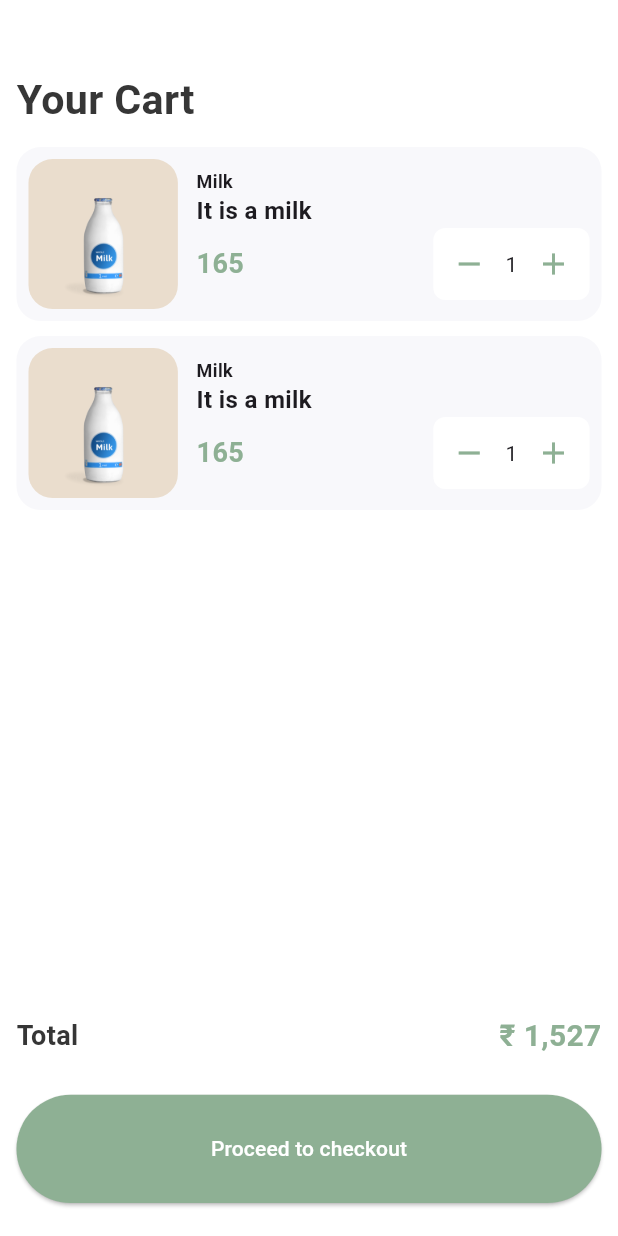
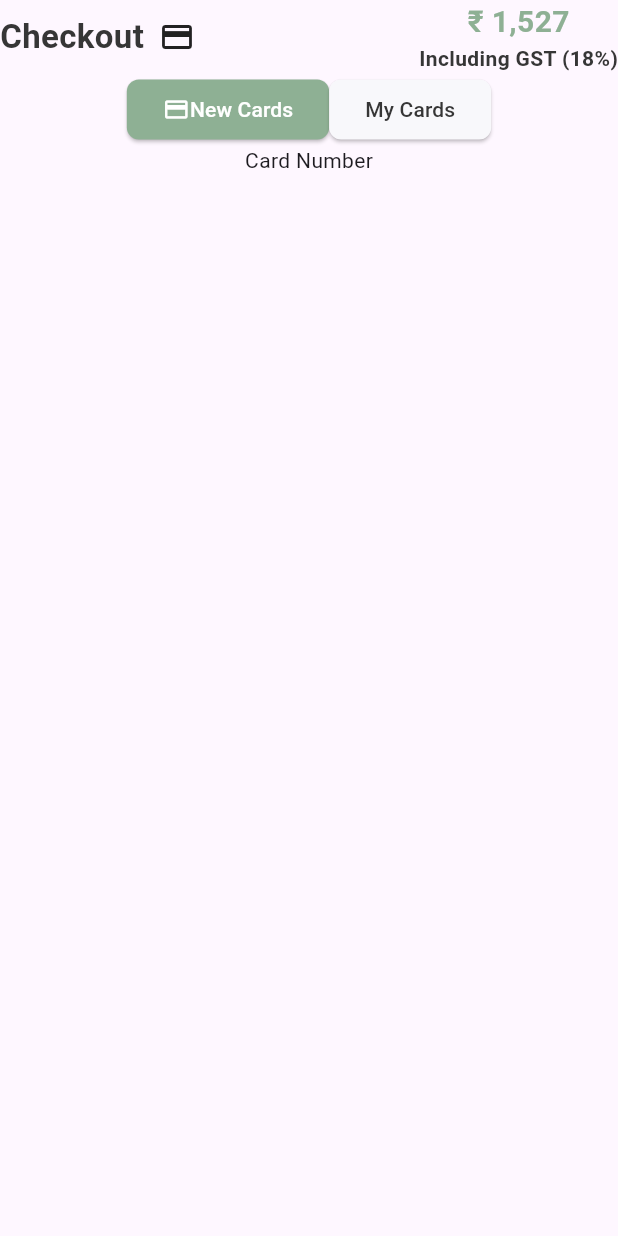
Before and after one commit to RestoRun1/resto_run_mobile, a Flutter app: the screen it shows after launch, on a phone screen of 412 x 824 dp. Run offline on Flutter 3.47's test engine with Material 3 defaults, Android fonts, the phone set to English and light mode, and no system bars; our stand-ins replace carousel_slider, logger, sizer.

Commit message:
Check Out First 2 rows work

```diff
--- a/lib/Color/AppColors.dart
+++ b/lib/Color/AppColors.dart
@@ -21,4 +21,5 @@ class AppColors {
   static const Color productBackColor = Color.fromRGBO(248, 248, 251, 1);
 
   static const Color productText = Color.fromRGBO(73, 73, 73, 1);
+  static const Color checkOutTextColor = Color.fromRGBO(177, 177, 177, 1);
 }
--- /dev/null
+++ b/lib/Pages/Checkout.dart
@@ -0,0 +1,189 @@
+import 'package:flutter/material.dart';
+import 'package:resto_run_mobile/Color/AppColors.dart';
+import 'package:resto_run_mobile/Pages/YourCart.dart';
+import 'package:sizer/sizer.dart';
+
+class Checkout extends StatefulWidget {
+  const Checkout({super.key});
+
+  @override
+  State<Checkout> createState() => _Checkout();
+}
+
+class _Checkout extends State<Checkout> {
+  void swithcMyCards() {
+    print("Switch To My Card Panel");
+  }
+
+  void switchNewCards() {
+    print("Switch To New Card Panel");
+  }
+
+  @override
+  Widget build(BuildContext context) {
+    return Column(
+      children: [
+        TitleRow(),
+        CardButtons(switchMyCards: swithcMyCards, switchNewCards: switchNewCards,),
+        Column(
+
+
+          children: [
+
+            Text("Card Number")
+
+          ],
+        )
+
+
+      ],
+    );
+  }
+}
+
+class TitleRow extends StatefulWidget {
+  const TitleRow({
+    super.key,
+  });
+
+  @override
+  State<TitleRow> createState() => _TitleRowState();
+}
+
+class _TitleRowState extends State<TitleRow> {
+  @override
+  Widget build(BuildContext context) {
+    return Row(
+      mainAxisAlignment: MainAxisAlignment.spaceBetween,
+      children: [
+        Row(
+          children: [
+            Text(
+              "Checkout",
+              style: TextStyle(
+                  fontSize: 22,
+                  fontWeight: FontWeight.bold,
+                  color: AppColors.textGrey),
+            ),
+            SizedBox(
+              width: 10,
+            ),
+            Icon(Icons.credit_card),
+          ],
+        ),
+        Column(
+          children: [
+            Text(
+              "₹ 1,527",
+              style: TextStyle(
+                  color: AppColors.lightGreen,
+                  fontSize: 20,
+                  fontWeight: FontWeight.bold),
+            ),
+            Text(
+              "Including GST (18%)",
+              style: TextStyle(
+                  fontSize: 14,
+                  fontWeight: FontWeight.bold,
+                  color: AppColors.textGrey),
+            ),
+          ],
+        )
+      ],
+    );
+  }
+}
+
+class CardButtons extends StatefulWidget {
+  Function switchNewCards;
+  Function switchMyCards;
+
+  CardButtons(
+      {super.key, required this.switchMyCards, required this.switchNewCards});
+
+  @override
+  State<CardButtons> createState() => _CardButtonsState();
+}
+
+class _CardButtonsState extends State<CardButtons> {
+  final int NEW_CARDS_SELECTED = 0;
+  final int MY_CARDS_SELECTED = 1;
+
+  int cardChoice = 0;
+
+  void handleNewCardTap() {
+    setState(() {
+      cardChoice = NEW_CARDS_SELECTED;
+    });
+
+    widget.switchNewCards();
+
+    print("Handle New Card is clicked");
+  }
+
+  void handleMyCardsTaps() {
+    setState(() {
+      cardChoice = MY_CARDS_SELECTED;
+    });
+
+    widget.switchMyCards();
+    print("My Card is clicked");
+  }
+
+  @override
+  Widget build(BuildContext context) {
+    return Container(
+      child: Row(
+        mainAxisAlignment: MainAxisAlignment.center,
+        children: [
+          ElevatedButton(
+              style: ButtonStyle(
+                  backgroundColor: MaterialStateProperty.all(
+                      cardChoice == NEW_CARDS_SELECTED
+                          ? AppColors.lightGreen
+                          : AppColors.productBackColor),
+                  shape: MaterialStateProperty.all<RoundedRectangleBorder>(
+                      RoundedRectangleBorder(
+                    borderRadius: BorderRadius.circular(8.0),
+                  ))),
+              onPressed: () => handleNewCardTap(),
+              child: Row(
+                children: [
+                  Icon(
+                    Icons.credit_card,
+                    color: cardChoice == NEW_CARDS_SELECTED
+                        ? AppColors.white
+                        : AppColors.textGrey,
+                  ),
+                  Text(
+                    "New Cards",
+                    style: TextStyle(
+                        color: cardChoice == NEW_CARDS_SELECTED
+                            ? AppColors.white
+                            : AppColors.textGrey),
+                  )
+                ],
+              )),
+          ElevatedButton(
+              style: ButtonStyle(
+                  backgroundColor: MaterialStateProperty.all(
+                      cardChoice == MY_CARDS_SELECTED
+                          ? AppColors.lightGreen
+                          : AppColors.productBackColor),
+                  shape: MaterialStateProperty.all<RoundedRectangleBorder>(
+                      RoundedRectangleBorder(
+                    borderRadius: BorderRadius.circular(8.0),
+                  ))),
+              onPressed: () => handleMyCardsTaps(),
+              child: Text(
+                "My Cards",
+                style: TextStyle(
+                    color: cardChoice == MY_CARDS_SELECTED
+                        ? AppColors.white
+                        : AppColors.textGrey),
+              )),
+        ],
+      ),
+    );
+  }
+}
--- a/lib/main.dart
+++ b/lib/main.dart
@@ -1,5 +1,6 @@
 import 'package:flutter/material.dart';
 import 'package:resto_run_mobile/Components/RestaurantGridLayout.dart';
+import 'package:resto_run_mobile/Pages/Checkout.dart';
 import 'package:resto_run_mobile/Pages/MainPage.dart';
 import 'package:resto_run_mobile/Pages/SignUp.dart';
 import 'package:resto_run_mobile/Pages/YourCart.dart';
@@ -18,14 +19,15 @@
   Widget build(BuildContext context) {
     return MaterialApp(
       debugShowCheckedModeBanner: false,
-      home: Scaffold(body: YourCart()),
+      home: SafeArea(child: Scaffold(body: Checkout())),
       routes: {
         '/signIn' : (context) => SignIn(),
         '/signUp' : (context) => SignUp(),
         '/mainPage' : (context) => MainPage(),
         '/reservation' : (context) => Reservation(),
         '/GridLayoutTest' : (context) => RestaurantGridLayout(),
-        '/yourCart' : (context) => YourCart()
+        '/yourCart' : (context) => YourCart(),
+        '/checkout' : (context) => Checkout()
       },
 
     );
```
